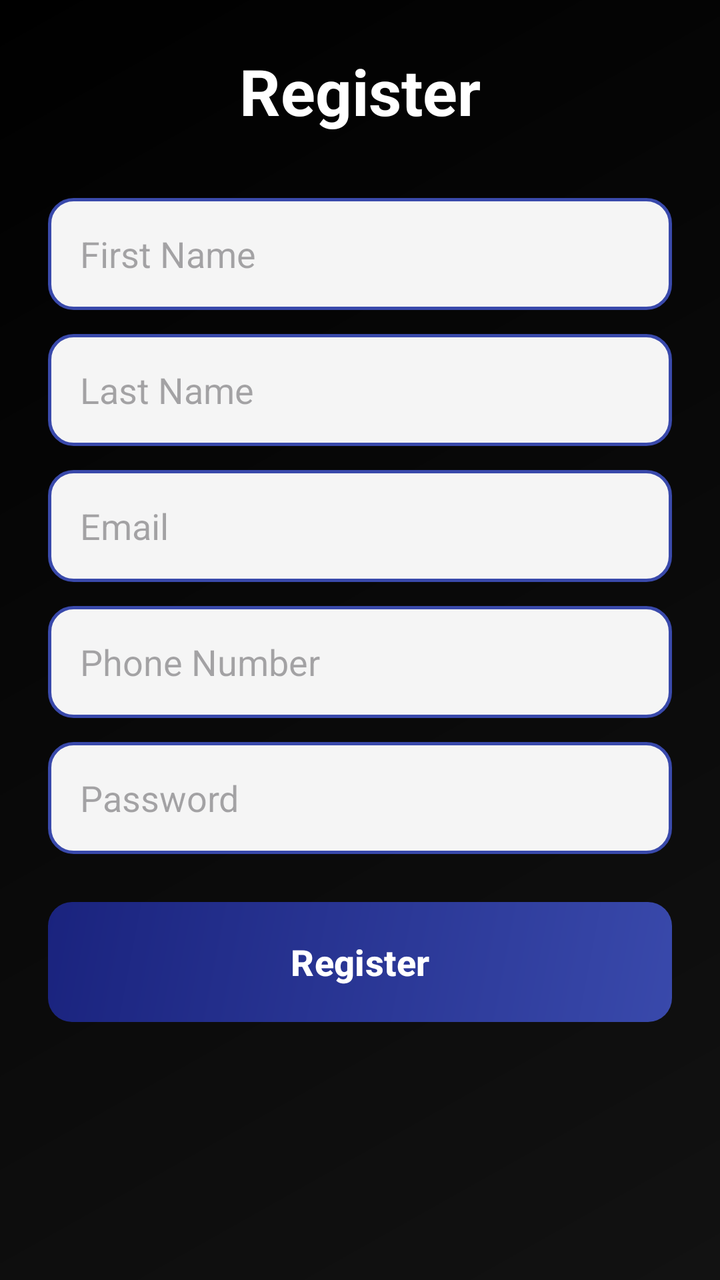
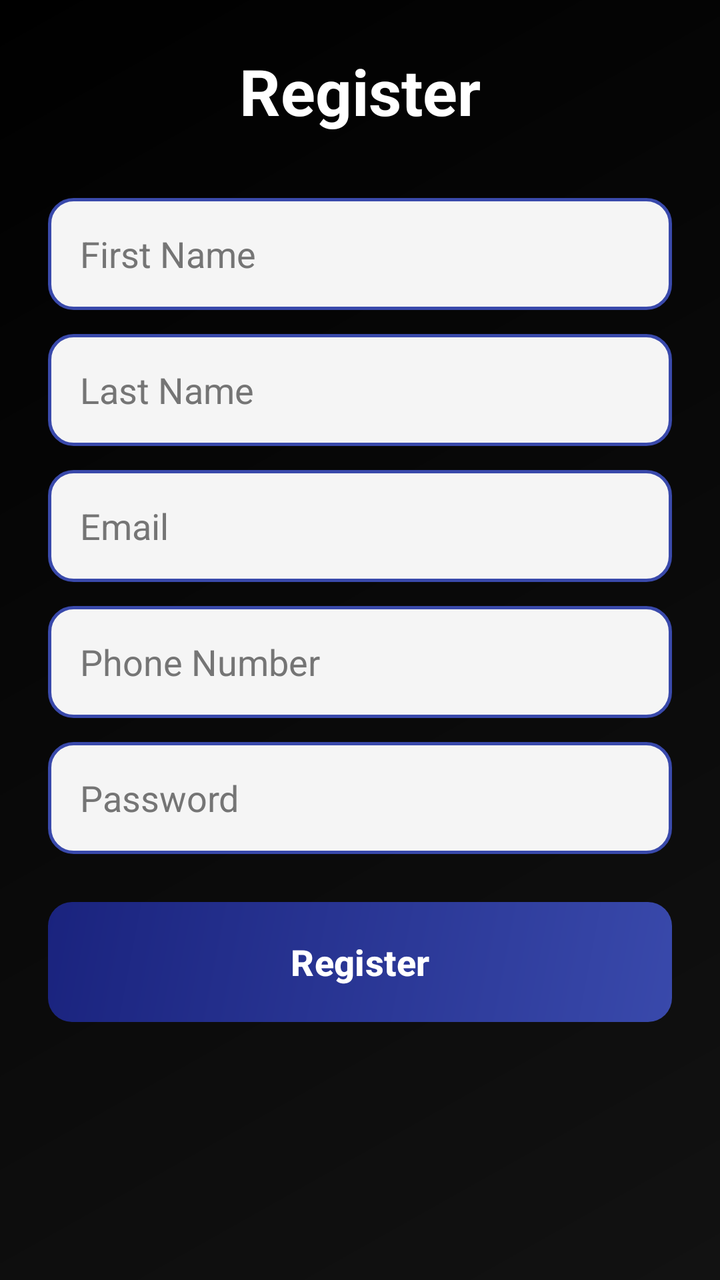

An Android layout rendered at two revisions. The XML below is the earlier revision; the diff shows what the commit changed to produce the second picture.
<!-- AndroidManifest.xml: application theme Theme.GeffenFinalProject -->
<!-- res/layout/activity_register.xml -->
<?xml version="1.0" encoding="utf-8"?>
<androidx.constraintlayout.widget.ConstraintLayout xmlns:android="http://schemas.android.com/apk/res/android"
    xmlns:app="http://schemas.android.com/apk/res-auto"
    xmlns:tools="http://schemas.android.com/tools"
    android:id="@+id/main"
    android:layout_width="match_parent"
    android:layout_height="match_parent"
    android:background="@drawable/main_gradient"
    android:padding="24dp"
    tools:context=".register">

    <ScrollView
        android:layout_width="match_parent"
        android:layout_height="match_parent">

        <LinearLayout
            android:layout_width="match_parent"
            android:layout_height="wrap_content"
            android:gravity="center"
            android:orientation="vertical">

            <TextView
                android:layout_width="match_parent"
                android:layout_height="wrap_content"
                android:layout_marginBottom="32dp"
                android:gravity="center"
                android:text="Register"
                android:textColor="@color/white"
                android:textSize="32sp"
                android:textStyle="bold" />

            <EditText
                android:id="@+id/etFname"
                android:layout_width="match_parent"
                android:layout_height="56dp"
                android:layout_marginBottom="12dp"
                android:background="@drawable/edit_text_background"
                android:hint="First Name"
                android:inputType="textPersonName"
                android:paddingHorizontal="16dp"
                android:textColor="@color/black" />

            <EditText
                android:id="@+id/etLname"
                android:layout_width="match_parent"
                android:layout_height="56dp"
                android:layout_marginBottom="12dp"
                android:background="@drawable/edit_text_background"
                android:hint="Last Name"
                android:inputType="textPersonName"
                android:paddingHorizontal="16dp"
                android:textColor="@color/black" />

            <EditText
                android:id="@+id/etEmail"
                android:layout_width="match_parent"
                android:layout_height="56dp"
                android:layout_marginBottom="12dp"
                android:background="@drawable/edit_text_background"
                android:hint="Email"
                android:inputType="textEmailAddress"
                android:paddingHorizontal="16dp"
                android:textColor="@color/black" />

            <EditText
                android:id="@+id/etPhone"
                android:layout_width="match_parent"
                android:layout_height="56dp"
                android:layout_marginBottom="12dp"
                android:background="@drawable/edit_text_background"
                android:hint="Phone Number"
                android:inputType="phone"
                android:paddingHorizontal="16dp"
                android:textColor="@color/black" />

            <EditText
                android:id="@+id/etPassword"
                android:layout_width="match_parent"
                android:layout_height="56dp"
                android:layout_marginBottom="24dp"
                android:background="@drawable/edit_text_background"
                android:hint="Password"
                android:inputType="textPassword"
                android:paddingHorizontal="16dp"
                android:textColor="@color/black" />

            <com.google.android.material.button.MaterialButton
                android:id="@+id/register"
                android:layout_width="match_parent"
                android:layout_height="60dp"
                android:background="@drawable/button_primary"
                android:text="Register"
                android:textAllCaps="false"
                android:textColor="@color/white"
                android:textSize="18sp"
                android:textStyle="bold"
                app:backgroundTint="@null"
                app:cornerRadius="12dp" />

        </LinearLayout>
    </ScrollView>

</androidx.constraintlayout.widget.ConstraintLayout>
<!-- resources referenced by this layout -->
<resources>
  <color name="black">#FF000000</color>
  <color name="white">#FFFFFFFF</color>
  <!-- drawable button_primary (drawable) -->
  <?xml version="1.0" encoding="utf-8"?>
  <ripple xmlns:android="http://schemas.android.com/apk/res/android"
      android:color="#40FFFFFF">
      <item android:drawable="@drawable/button_gradient" />
  </ripple>
  <!-- drawable edit_text_background (drawable) -->
  <?xml version="1.0" encoding="utf-8"?>
  <shape xmlns:android="http://schemas.android.com/apk/res/android"
      android:shape="rectangle">
      <solid android:color="#F5F5F5" />
      <stroke
          android:width="1.5dp"
          android:color="@color/primary" />
      <corners android:radius="12dp" />
      <padding
          android:bottom="12dp"
          android:left="16dp"
          android:right="16dp"
          android:top="12dp" />
  </shape>
  <!-- drawable main_gradient (drawable) -->
  <?xml version="1.0" encoding="utf-8"?>
  <shape xmlns:android="http://schemas.android.com/apk/res/android"
      android:shape="rectangle">
      <gradient
          android:angle="135"
          android:endColor="@color/bg_end"
          android:startColor="@color/bg_start"
          android:type="linear" />
  </shape>
  <style name="Theme.GeffenFinalProject" parent="Base.Theme.GeffenFinalProject" />
  <!-- drawable button_gradient (drawable) -->
  <?xml version="1.0" encoding="utf-8"?>
  <shape xmlns:android="http://schemas.android.com/apk/res/android"
      android:shape="rectangle">
      <gradient
          android:angle="135"
          android:endColor="@color/button_bg_end"
          android:startColor="@color/button_bg_start"
          android:type="linear" />
      <corners android:radius="12dp" />
  </shape>
  <color name="primary">#3949AB</color>
  <color name="bg_end">#000000</color>
  <color name="bg_start">#121212</color>
  <style name="Base.Theme.GeffenFinalProject" parent="Theme.Material3.DayNight.NoActionBar">
          
          
      </style>
  <color name="button_bg_end">#1A237E</color>
  <color name="button_bg_start">#3949AB</color>
</resources>

<!-- the commit's change to res/layout/activity_register.xml (unified diff, before → after) -->
@@ -38,7 +38,8 @@
                 android:hint="First Name"
                 android:inputType="textPersonName"
                 android:paddingHorizontal="16dp"
-                android:textColor="@color/black" />
+                android:textColor="@color/black"
+                android:textColorHint="#757575" />
 
             <EditText
                 android:id="@+id/etLname"
@@ -49,7 +50,8 @@
                 android:hint="Last Name"
                 android:inputType="textPersonName"
                 android:paddingHorizontal="16dp"
-                android:textColor="@color/black" />
+                android:textColor="@color/black"
+                android:textColorHint="#757575" />
 
             <EditText
                 android:id="@+id/etEmail"
@@ -60,7 +62,8 @@
                 android:hint="Email"
                 android:inputType="textEmailAddress"
                 android:paddingHorizontal="16dp"
-                android:textColor="@color/black" />
+                android:textColor="@color/black"
+                android:textColorHint="#757575" />
 
             <EditText
                 android:id="@+id/etPhone"
@@ -71,7 +74,8 @@
                 android:hint="Phone Number"
                 android:inputType="phone"
                 android:paddingHorizontal="16dp"
-                android:textColor="@color/black" />
+                android:textColor="@color/black"
+                android:textColorHint="#757575" />
 
             <EditText
                 android:id="@+id/etPassword"
@@ -82,7 +86,8 @@
                 android:hint="Password"
                 android:inputType="textPassword"
                 android:paddingHorizontal="16dp"
-                android:textColor="@color/black" />
+                android:textColor="@color/black"
+                android:textColorHint="#757575" />
 
             <com.google.android.material.button.MaterialButton
                 android:id="@+id/register"
